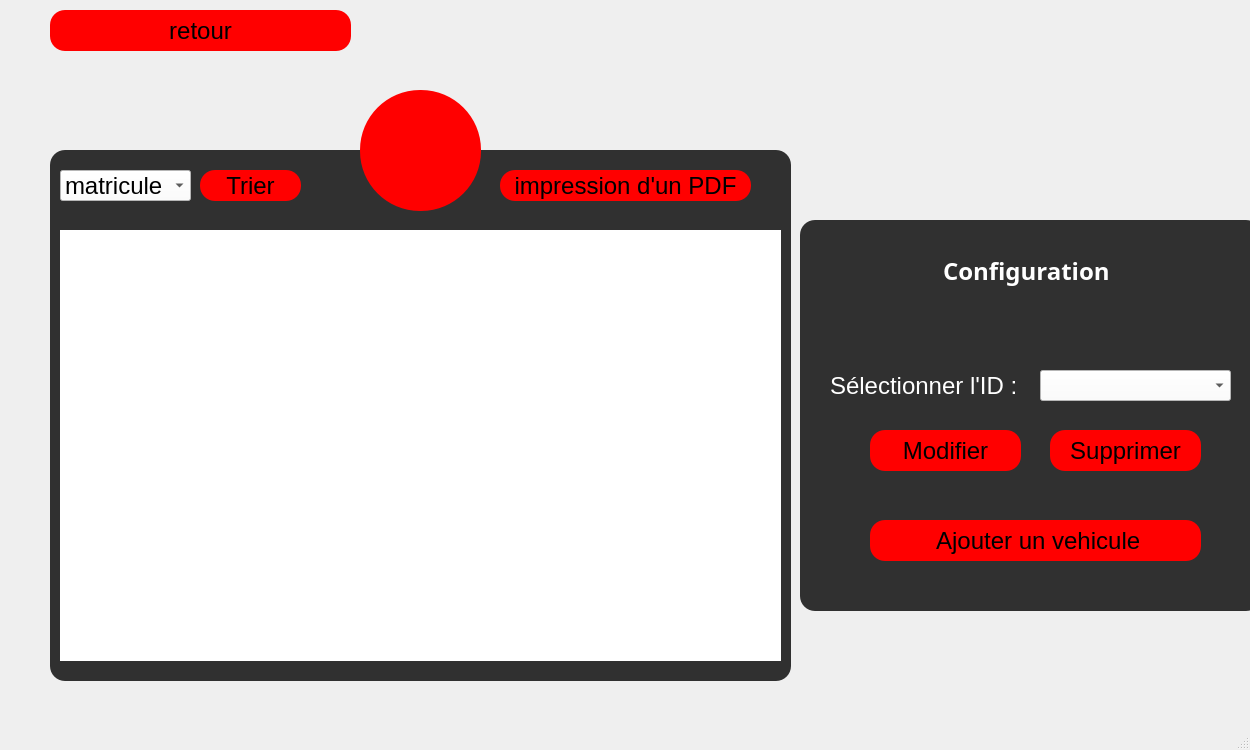
Qt form vehiculemission.ui (nefissaKhiari/Smart_Plolice_Station) before a commit.
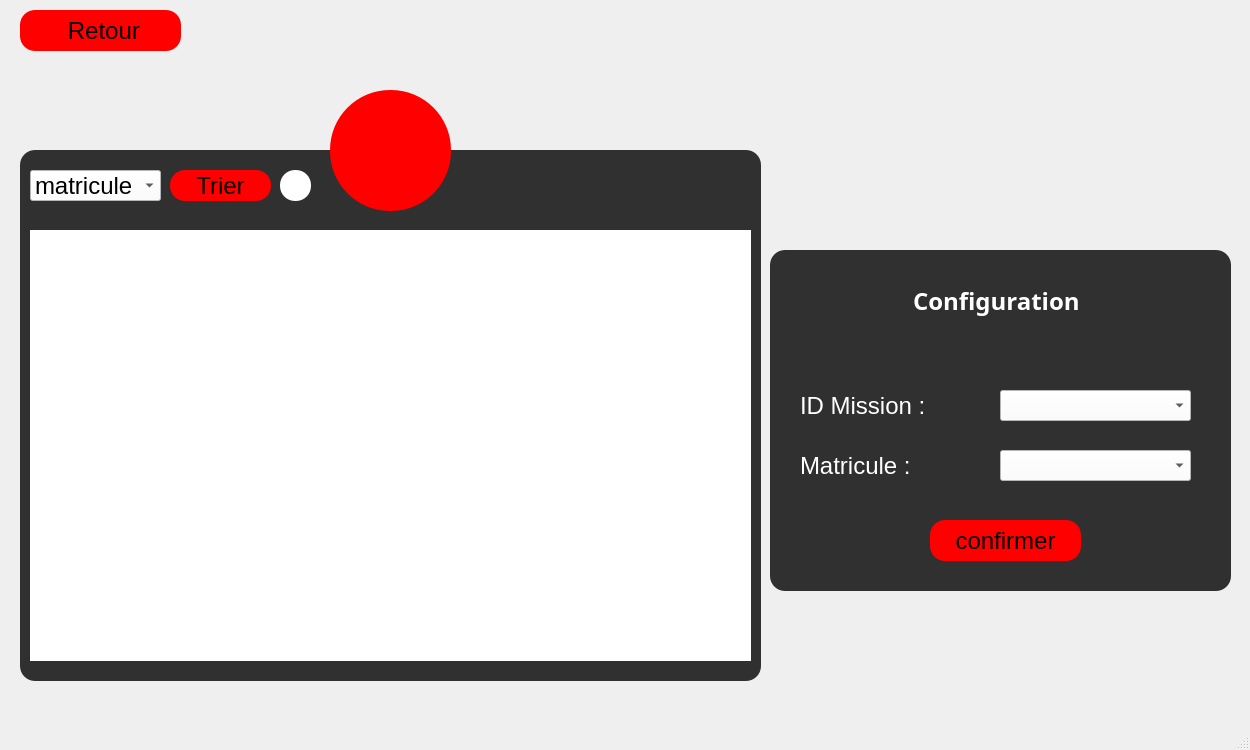
The same form after that commit. Icons and pictures are not drawn.

Commit message: table intermediaire ajout

What changed in the file:
```diff
--- a/vehiculemission.ui
+++ b/vehiculemission.ui
@@ -86,8 +86,8 @@
    <widget class="QStackedWidget" name="stackedWidget">
     <property name="geometry">
      <rect>
-      <x>40</x>
-      <y>-10</y>
+      <x>0</x>
+      <y>0</y>
       <width>1250</width>
       <height>711</height>
      </rect>
@@ -101,7 +101,7 @@
 }</string>
     </property>
     <property name="currentIndex">
-     <number>1</number>
+     <number>7</number>
     </property>
     <widget class="QWidget" name="Gestions">
      <widget class="QPushButton" name="B_BackToMenu">
@@ -2122,6 +2122,320 @@
       </property>
      </widget>
     </widget>
+    <widget class="QWidget" name="Affectation">
+     <widget class="QFrame" name="frame_10">
+      <property name="geometry">
+       <rect>
+        <x>770</x>
+        <y>250</y>
+        <width>461</width>
+        <height>341</height>
+       </rect>
+      </property>
+      <property name="styleSheet">
+       <string notr="true"/>
+      </property>
+      <property name="frameShape">
+       <enum>QFrame::StyledPanel</enum>
+      </property>
+      <property name="frameShadow">
+       <enum>QFrame::Raised</enum>
+      </property>
+      <widget class="QLabel" name="L_ConfigIntervenant_2">
+       <property name="geometry">
+        <rect>
+         <x>143</x>
+         <y>20</y>
+         <width>171</width>
+         <height>61</height>
+        </rect>
+       </property>
+       <property name="font">
+        <font>
+         <family>century gothic</family>
+         <pointsize>-1</pointsize>
+         <weight>75</weight>
+         <bold>true</bold>
+        </font>
+       </property>
+       <property name="styleSheet">
+        <string notr="true">background: transparent;</string>
+       </property>
+       <property name="text">
+        <string>Configuration</string>
+       </property>
+      </widget>
+      <widget class="QLabel" name="L_CB_ID_2">
+       <property name="geometry">
+        <rect>
+         <x>30</x>
+         <y>140</y>
+         <width>191</width>
+         <height>31</height>
+        </rect>
+       </property>
+       <property name="styleSheet">
+        <string notr="true">background: transparent;</string>
+       </property>
+       <property name="text">
+        <string>ID Mission :</string>
+       </property>
+      </widget>
+      <widget class="QComboBox" name="CB_IDAffMiss">
+       <property name="geometry">
+        <rect>
+         <x>230</x>
+         <y>140</y>
+         <width>191</width>
+         <height>31</height>
+        </rect>
+       </property>
+       <property name="styleSheet">
+        <string notr="true">background: white;</string>
+       </property>
+      </widget>
+      <widget class="QPushButton" name="B_ConfirmerAffectation">
+       <property name="geometry">
+        <rect>
+         <x>160</x>
+         <y>270</y>
+         <width>151</width>
+         <height>41</height>
+        </rect>
+       </property>
+       <property name="text">
+        <string>confirmer</string>
+       </property>
+       <property name="icon">
+        <iconset resource="resources.qrc">
+         <normaloff>:/resources/images/confirm.png</normaloff>:/resources/images/confirm.png</iconset>
+       </property>
+       <property name="iconSize">
+        <size>
+         <width>23</width>
+         <height>23</height>
+        </size>
+       </property>
+      </widget>
+      <widget class="QComboBox" name="CB_IDAffVeh">
+       <property name="geometry">
+        <rect>
+         <x>230</x>
+         <y>200</y>
+         <width>191</width>
+         <height>31</height>
+        </rect>
+       </property>
+       <property name="styleSheet">
+        <string notr="true">background: white;</string>
+       </property>
+      </widget>
+      <widget class="QLabel" name="L_CB_ID_3">
+       <property name="geometry">
+        <rect>
+         <x>30</x>
+         <y>200</y>
+         <width>211</width>
+         <height>31</height>
+        </rect>
+       </property>
+       <property name="styleSheet">
+        <string notr="true">background: transparent;</string>
+       </property>
+       <property name="text">
+        <string>Matricule :</string>
+       </property>
+      </widget>
+     </widget>
+     <widget class="QToolButton" name="toolButton_14">
+      <property name="geometry">
+       <rect>
+        <x>330</x>
+        <y>90</y>
+        <width>121</width>
+        <height>121</height>
+       </rect>
+      </property>
+      <property name="text">
+       <string/>
+      </property>
+      <property name="icon">
+       <iconset resource="resources.qrc">
+        <normaloff>:/resources/images/tactics.png</normaloff>:/resources/images/tactics.png</iconset>
+      </property>
+      <property name="iconSize">
+       <size>
+        <width>64</width>
+        <height>64</height>
+       </size>
+      </property>
+     </widget>
+     <widget class="QPushButton" name="B_BackToGestions_3">
+      <property name="geometry">
+       <rect>
+        <x>20</x>
+        <y>10</y>
+        <width>161</width>
+        <height>41</height>
+       </rect>
+      </property>
+      <property name="text">
+       <string> Retour</string>
+      </property>
+      <property name="icon">
+       <iconset resource="resources.qrc">
+        <normaloff>:/resources/images/back-arrow.png</normaloff>:/resources/images/back-arrow.png</iconset>
+      </property>
+     </widget>
+     <widget class="QFrame" name="frame_8">
+      <property name="geometry">
+       <rect>
+        <x>20</x>
+        <y>150</y>
+        <width>741</width>
+        <height>531</height>
+       </rect>
+      </property>
+      <property name="styleSheet">
+       <string notr="true"/>
+      </property>
+      <property name="frameShape">
+       <enum>QFrame::StyledPanel</enum>
+      </property>
+      <property name="frameShadow">
+       <enum>QFrame::Raised</enum>
+      </property>
+      <widget class="QPushButton" name="B_Trier_3">
+       <property name="geometry">
+        <rect>
+         <x>150</x>
+         <y>20</y>
+         <width>101</width>
+         <height>31</height>
+        </rect>
+       </property>
+       <property name="styleSheet">
+        <string notr="true"/>
+       </property>
+       <property name="text">
+        <string>Trier</string>
+       </property>
+       <property name="icon">
+        <iconset>
+         <normaloff>:/Recources/Images/ascending-sort.png</normaloff>:/Recources/Images/ascending-sort.png</iconset>
+       </property>
+       <property name="iconSize">
+        <size>
+         <width>18</width>
+         <height>18</height>
+        </size>
+       </property>
+      </widget>
+      <widget class="QTableView" name="T_Affectation">
+       <property name="geometry">
+        <rect>
+         <x>10</x>
+         <y>80</y>
+         <width>721</width>
+         <height>431</height>
+        </rect>
+       </property>
+       <property name="styleSheet">
+        <string notr="true">background: white;
+border-radius: 0px;</string>
+       </property>
+       <attribute name="horizontalHeaderCascadingSectionResizes">
+        <bool>false</bool>
+       </attribute>
+       <attribute name="horizontalHeaderDefaultSectionSize">
+        <number>117</number>
+       </attribute>
+      </widget>
+      <widget class="QComboBox" name="comboBox_4">
+       <property name="geometry">
+        <rect>
+         <x>10</x>
+         <y>20</y>
+         <width>131</width>
+         <height>31</height>
+        </rect>
+       </property>
+       <property name="styleSheet">
+        <string notr="true">background: white;</string>
+       </property>
+       <item>
+        <property name="text">
+         <string>matricule</string>
+        </property>
+       </item>
+       <item>
+        <property name="text">
+         <string>marque</string>
+        </property>
+       </item>
+       <item>
+        <property name="text">
+         <string>couleur</string>
+        </property>
+       </item>
+       <item>
+        <property name="text">
+         <string>nb_places</string>
+        </property>
+       </item>
+       <item>
+        <property name="text">
+         <string>quantite</string>
+        </property>
+       </item>
+       <item>
+        <property name="text">
+         <string/>
+        </property>
+       </item>
+      </widget>
+      <widget class="QPushButton" name="B_ResetTableIntervenant">
+       <property name="geometry">
+        <rect>
+         <x>260</x>
+         <y>20</y>
+         <width>31</width>
+         <height>31</height>
+        </rect>
+       </property>
+       <property name="cursor">
+        <cursorShape>PointingHandCursor</cursorShape>
+       </property>
+       <property name="styleSheet">
+        <string notr="true">QPushButton {
+	background: white;
+	border-radius: 15px;
+}
+
+QPushButton:hover {
+	background: #BEBEBE;
+}</string>
+       </property>
+       <property name="text">
+        <string/>
+       </property>
+       <property name="icon">
+        <iconset resource="resources.qrc">
+         <normaloff>:/resources/images/close.png</normaloff>:/resources/images/close.png</iconset>
+       </property>
+       <property name="iconSize">
+        <size>
+         <width>16</width>
+         <height>16</height>
+        </size>
+       </property>
+      </widget>
+     </widget>
+     <zorder>frame_10</zorder>
+     <zorder>B_BackToGestions_3</zorder>
+     <zorder>frame_8</zorder>
+     <zorder>toolButton_14</zorder>
+    </widget>
    </widget>
   </widget>
   <widget class="QMenuBar" name="menubar">
```
Left out of the diff: 33 changed lines with no effect on the pictures. The commit also changes 10 other files.
